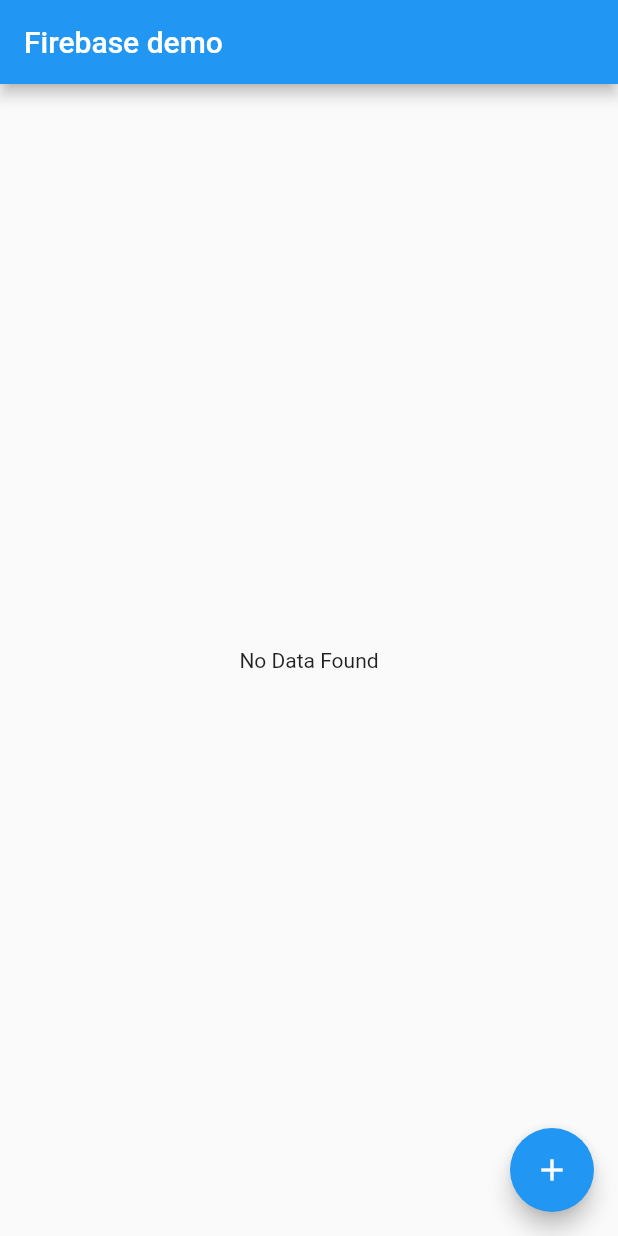
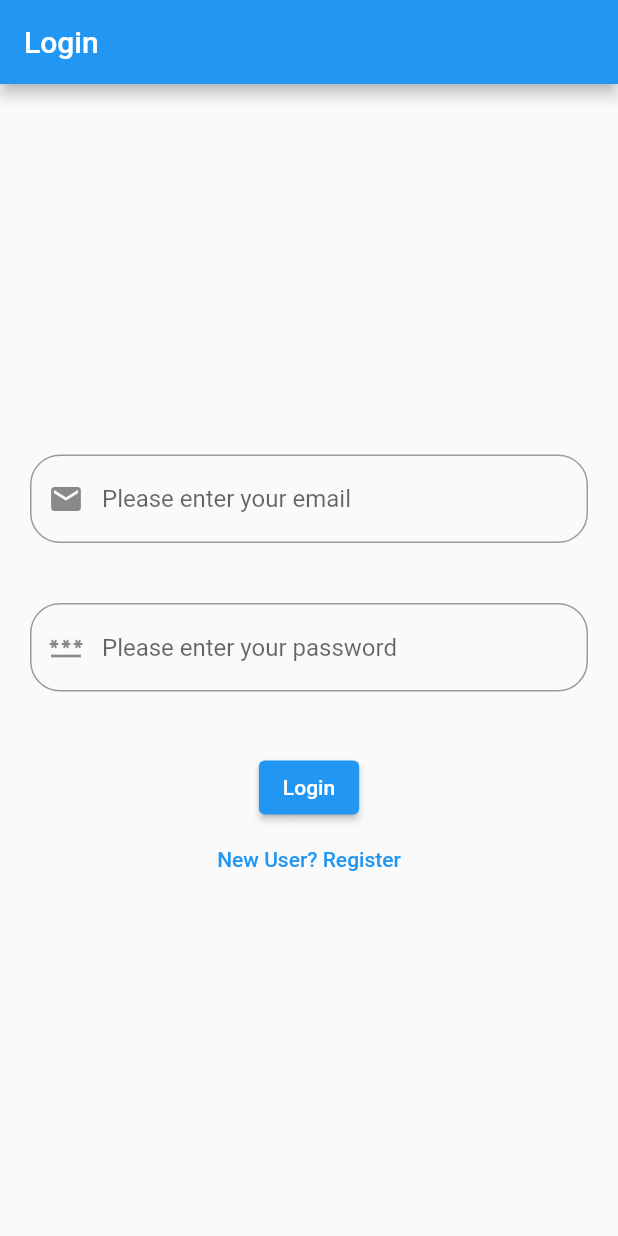
Before and after one commit to FAClassProject/firebase_sesson13, a Flutter app: the screen it shows after launch, on a phone screen of 412 x 824 dp. Run offline on Flutter 3.47's test engine with Material 2 defaults, Android fonts, the light colour scheme and no system bars; our stand-ins replace firebase_auth, firebase_core, firebase_database; accounts and stored records are empty.

Commit message:
full project completed

```diff
--- a/lib/main.dart
+++ b/lib/main.dart
@@ -1,15 +1,28 @@
 import 'package:firebase_core/firebase_core.dart';
+import 'package:firebase_sesson13/service/firebase_database.dart';
 import 'package:firebase_sesson13/view/firebase_view.dart';
+import 'package:firebase_sesson13/view/login_view.dart';
+import 'package:firebase_sesson13/view/register.dart';
 import 'package:flutter/material.dart';
 
 void main() async{
   WidgetsFlutterBinding.ensureInitialized();
   await Firebase.initializeApp();
-  runApp(const MyApp());
+
+  //check if the user is logged in or not
+  FireBaseService().auth.authStateChanges().listen((event) {
+    if(event == null){
+      runApp(const MyApp(isLoggedIn: false));
+    }else{
+      runApp(const MyApp(isLoggedIn: true));
+    }
+  });
+
 }
 
 class MyApp extends StatelessWidget {
-  const MyApp({super.key});
+  final bool isLoggedIn;
+  const MyApp({super.key, required this.isLoggedIn});
 
   // This widget is the root of your application.
   @override
@@ -19,7 +32,7 @@
       theme: ThemeData(
         primarySwatch: Colors.blue,
       ),
-      home: FirebaseView(),
+      home: isLoggedIn ? const FirebaseView() : const Login(),
     );
   }
 }
--- a/lib/service/firebase_database.dart
+++ b/lib/service/firebase_database.dart
@@ -1,10 +1,12 @@
-import 'dart:collection';
 
+
+import 'package:firebase_auth/firebase_auth.dart';
 import 'package:firebase_database/firebase_database.dart';
 
 import '../model/user_model.dart';
 
 class FireBaseService{
+  final FirebaseAuth auth = FirebaseAuth.instance;
   DatabaseReference reference = FirebaseDatabase.instance.ref("/users");
 
   addUser(UserModel user){
@@ -22,4 +24,62 @@
     }
     return users;
   }
+  Future<bool> register(String name, String email, String password)async{
+    auth.currentUser!.reload();
+    try{
+      var userCredentials = await auth.createUserWithEmailAndPassword(
+          email: email,
+          password: password
+      );
+      await auth.currentUser!.updateDisplayName(name);
+      if(userCredentials.user != null){
+        print("email ${email}");
+        print("password ${password}");
+
+        return true;
+
+      }
+      print("false email ${email}");
+      print("false password ${password}");
+      return false;
+
+    }catch(e){
+      print("catch email ${email}");
+      print("catch password ${password}");
+      print(e);
+      return false;
+    }
+
+  }
+
+  Future<bool> login(String email, String password)async{
+    //auth.currentUser!.reload();
+    try{
+      var userCredentials = await auth.signInWithEmailAndPassword(
+          email: email,
+          password: password
+      );
+      if(userCredentials.user != null){
+        print("email ${email}");
+        print("password ${password}");
+        return true;
+      }else{
+        print("False Block email ${email}");
+        print("false Block password ${password}");
+      }
+      return false;
+
+    }catch(e){
+      print("Catch Block email ${email}");
+      print("Catch Block password ${password}");
+      print(e);
+      return false;
+    }
+
+  }
+  Future signOut()async{
+    await auth.signOut();
+
+  }
+
 }
--- /dev/null
+++ b/lib/view/login_view.dart
@@ -0,0 +1,80 @@
+import 'dart:developer';
+
+import 'package:firebase_sesson13/view/register.dart';
+import 'package:flutter/cupertino.dart';
+import 'package:flutter/material.dart';
+
+import '../service/firebase_database.dart';
+import 'firebase_view.dart';
+
+class Login extends StatefulWidget {
+  const Login({Key? key}) : super(key: key);
+
+  @override
+  State<Login> createState() => _LoginState();
+}
+
+class _LoginState extends State<Login> {
+  TextEditingController emailController = TextEditingController();
+  TextEditingController passwordController = TextEditingController();
+  final firebaseService = FireBaseService();
+
+  @override
+  Widget build(BuildContext context) {
+    return Scaffold(
+      appBar: AppBar(title: Text('Login'),),
+      body: Center(child:
+      Column(
+        mainAxisAlignment: MainAxisAlignment.center,
+        children: [
+          Container(
+            margin: EdgeInsets.symmetric(vertical: 20,horizontal: 20),
+            child: TextField(
+              onChanged: (value) {
+
+              },
+              controller: emailController,
+              decoration: InputDecoration(
+                hintText: 'Please enter your email',
+                border: OutlineInputBorder(borderRadius: BorderRadius.circular(20)),
+                prefixIcon: Icon(Icons.email),
+              )
+              ,),
+          ),
+          Container(
+            margin: EdgeInsets.symmetric(vertical: 20,horizontal: 20),
+            child: TextField(
+              onChanged: (value) {
+
+              },
+              controller: passwordController,
+              decoration: InputDecoration(
+                hintText: 'Please enter your password',
+                border: OutlineInputBorder(borderRadius: BorderRadius.circular(20)),
+                prefixIcon: Icon(Icons.password),
+              )
+              ,),
+          ),
+          SizedBox(height: 20,),
+          ElevatedButton(onPressed: ()async{
+            bool isRegistered = await firebaseService.login(
+                emailController.value.text,
+                passwordController.value.text);
+            if(isRegistered){
+              Navigator.push(context, MaterialPageRoute(builder: (context)=> FirebaseView()));
+              print("email ${emailController.value.text}");
+              print("password ${passwordController.value.text}");
+            }
+            log("Login Failed");
+            print("email ${emailController.value.text}");
+            print("password ${passwordController.value.text}");
+
+          }, child: Text('Login')),
+          TextButton(onPressed: (){
+            Navigator.push(context, MaterialPageRoute(builder: (context)=> Register()));
+          }, child: Text('New User? Register'))
+
+        ],),),
+    );
+  }
+}
--- /dev/null
+++ b/lib/view/register.dart
@@ -0,0 +1,91 @@
+import 'dart:developer';
+
+import 'package:firebase_sesson13/service/firebase_database.dart';
+import 'package:firebase_sesson13/view/firebase_view.dart';
+import 'package:firebase_sesson13/view/login_view.dart';
+import 'package:flutter/cupertino.dart';
+import 'package:flutter/material.dart';
+
+class Register extends StatefulWidget {
+  const Register({Key? key}) : super(key: key);
+
+  @override
+  State<Register> createState() => _RegisterState();
+}
+
+class _RegisterState extends State<Register> {
+  TextEditingController nameController = TextEditingController();
+  TextEditingController emailController = TextEditingController();
+  TextEditingController passwordController = TextEditingController();
+
+  final firebaseService = FireBaseService();
+
+  @override
+  Widget build(BuildContext context) {
+    return Scaffold(
+      appBar: AppBar(title: Text('Register'),),
+      body: Center(child:
+        Column(
+          mainAxisAlignment: MainAxisAlignment.center,
+          children: [
+          Container(
+            margin: EdgeInsets.symmetric(vertical: 20,horizontal: 20),
+            child: TextField(
+              controller: nameController,
+              decoration: InputDecoration(
+                hintText: 'Please enter your name',
+                border: OutlineInputBorder(borderRadius: BorderRadius.circular(20)),
+                prefixIcon: Icon(Icons.person),
+              )
+            ,),
+          ),
+            Container(
+              margin: EdgeInsets.symmetric(vertical: 20,horizontal: 20),
+              child: TextField(
+                controller: emailController,
+                decoration: InputDecoration(
+                  hintText: 'Please enter your email',
+                  border: OutlineInputBorder(borderRadius: BorderRadius.circular(20)),
+                  prefixIcon: Icon(Icons.email),
+                )
+                ,),
+            ),
+            Container(
+              margin: EdgeInsets.symmetric(vertical: 20,horizontal: 20),
+              child: TextField(
+                controller: passwordController,
+                decoration: InputDecoration(
+                  hintText: 'Please enter your password',
+                  border: OutlineInputBorder(borderRadius: BorderRadius.circular(20)),
+                  prefixIcon: Icon(Icons.password),
+                )
+                ,),
+            ),
+            SizedBox(height: 20,),
+            ElevatedButton(onPressed: ()async{
+              bool isRegistered = await firebaseService.register(
+                  nameController.value.text,
+                  emailController.value.text,
+                  passwordController.value.text);
+              if(isRegistered){
+                Navigator.push(context, MaterialPageRoute(builder: (context)=> FirebaseView()));
+                print("name ${nameController.value.text}");
+                print("email ${emailController.value.text}");
+                print("password ${passwordController.value.text}");
+              }
+              log("registration Failed");
+              print("failed name ${nameController.value.text}");
+              print("failed email ${emailController.value.text}");
+              print("failed password ${passwordController.value.text}");
+
+
+            }, child: Text('Register')),
+
+            TextButton(onPressed: (){
+              Navigator.push(context, MaterialPageRoute(builder: (context)=> Login()));
+            }, child: Text('Existing User? Login'))
+
+        ],),),
+    );
+  }
+}
```
Also changed, not shown: lib/view/firebase_view.dart (+22 -5 lines), 1 other file.
